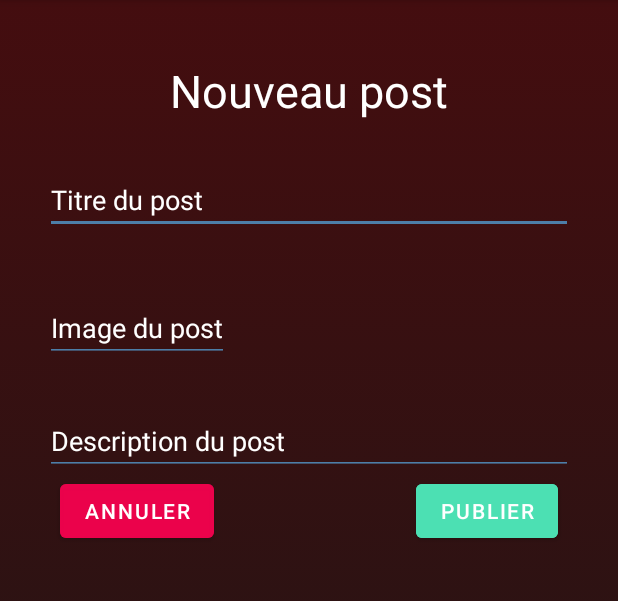
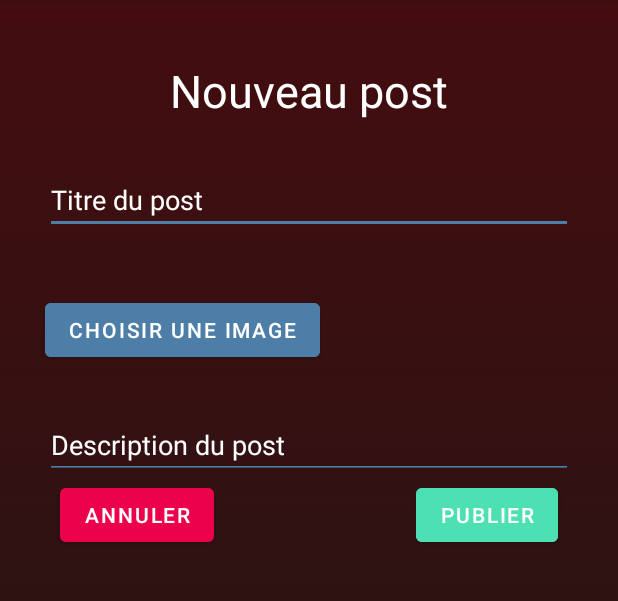
Before and after one commit to Andraziel/PulseNetwork, an Android app: the PostActivity screen opened directly, with no data from a screen before it, on a phone screen of 412 x 824 dp, the part 84-685 px from its top. Run offline under Robolectric (Android 15) with nearby library versions, the phone set to English and light mode, and no system bars; our stand-ins replace Firebase (no records; nobody signed in at launch, a user with empty details on screens opened directly).

Commit message:
Bouton pour sélectionner une image

```diff
--- a/app/src/main/java/fr/isen/pulse/pulsenetwork/PostActivity.kt
+++ b/app/src/main/java/fr/isen/pulse/pulsenetwork/PostActivity.kt
@@ -1,10 +1,12 @@
 package fr.isen.pulse.pulsenetwork
 
+import android.app.Activity
 import android.content.Intent
 import android.os.Bundle
 import android.util.Log
 import android.view.Menu
 import android.view.MenuItem
+import android.widget.Button
 import androidx.appcompat.app.AppCompatActivity
 import com.google.firebase.auth.FirebaseAuth
 import com.google.firebase.database.DataSnapshot
@@ -33,6 +35,40 @@ class PostActivity : AppCompatActivity() {
 			val intent = Intent(this, FeedActivity::class.java)
 			startActivity(intent)
 		}
+
+
+
+
+
+
+
+		val IMAGE_PICK_CODE = 1000
+
+		// Fonction pour ouvrir la galerie pour sélectionner une image
+		fun openGallery() {
+			val intent = Intent(Intent.ACTION_PICK)
+			intent.type = "image/*"
+			startActivityForResult(intent, IMAGE_PICK_CODE)
+		}
+
+		// Gestion du résultat lorsque l'utilisateur sélectionne une image
+		fun onActivityResult(requestCode: Int, resultCode: Int, data: Intent?) {
+			if (resultCode == Activity.RESULT_OK && requestCode == IMAGE_PICK_CODE) {
+				val selectedImageUri = data?.data
+				// utilisez selectedImageUri pour accéder à l'image sélectionnée
+			}
+		}
+
+		val button: Button = findViewById(R.id.imagePost)
+// Lorsque l'utilisateur appuie sur le bouton
+		button.setOnClickListener {
+			openGallery()
+		}
+
+
+
+
+
 
 		// Getting the user name from the database
 		val link = Firebase.database("https://pulsenetwork-d6541-default-rtdb.europe-west1.firebasedatabase.app").getReference("pulse/users/$uid")
--- a/app/src/main/res/layout/activity_post.xml
+++ b/app/src/main/res/layout/activity_post.xml
@@ -45,15 +45,16 @@
 				app:layout_constraintStart_toStartOf="parent"
 				app:layout_constraintTop_toBottomOf="@+id/titre" />
 
-			<EditText
+			<Button
 				android:id="@+id/imagePost"
 				android:layout_width="wrap_content"
 				android:layout_height="wrap_content"
 				android:layout_marginTop="40dp"
+				android:text="Choisir une image"
+				android:textColor="@color/white"
 				android:backgroundTint="@color/tertiary"
-				android:hint="Image du post"
-				android:textColor="@color/white"
-				android:textColorHint="@color/white"
+				tools:layout_editor_absoluteX="251dp"
+				tools:layout_editor_absoluteY="209dp"
 				app:layout_constraintStart_toStartOf="@+id/titrePost"
 				app:layout_constraintTop_toBottomOf="@+id/titrePost" />
 
@@ -97,9 +98,9 @@
 				app:layout_constraintBottom_toBottomOf="@+id/closePost"
 				app:layout_constraintEnd_toEndOf="@+id/descriptionPost"
 				app:layout_constraintTop_toTopOf="@+id/closePost" />
+
 		</androidx.constraintlayout.widget.ConstraintLayout>
+
 	</ScrollView>
 
-
-
 </androidx.constraintlayout.widget.ConstraintLayout>
```
